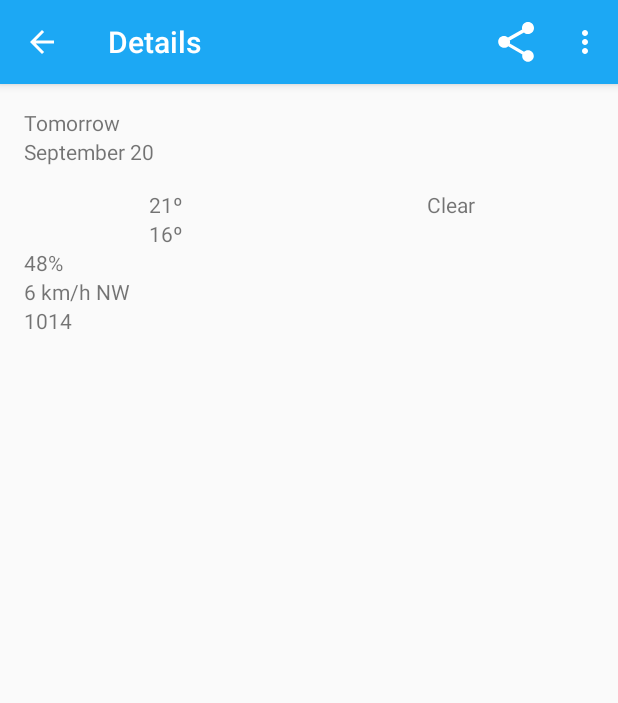
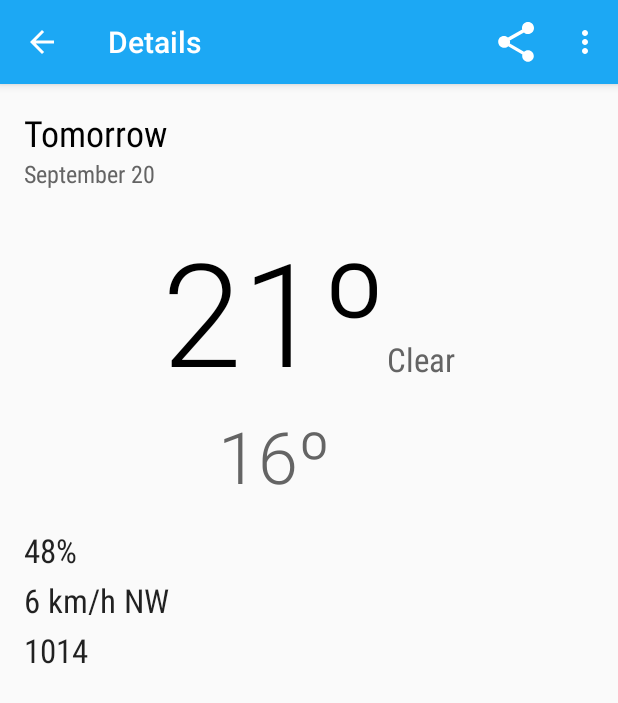
Before and after one commit to GuilleGrande/MySunshine, an Android app: the DetailActivityFragment screen opened directly, with no data from a screen before it, on a phone screen of 412 x 824 dp. Shown: the top 703 px of the screen. Run offline under Robolectric (Android 15) with nearby library versions, the phone set to English and light mode, and no system bars; 1 statement that could not run was skipped.

Commit message:
Final touches to the UX including font sizes and appereance
(APP STILL NOT TESTED ON TABLETS: emulator malfunction?)

```diff
--- a/app/src/main/res/layout/activity_main.xml
+++ b/app/src/main/res/layout/activity_main.xml
@@ -6,7 +6,5 @@
     android:name="com.example.guillermo.mysunshine.ForecastFragment"
     android:layout_width="match_parent"
     android:layout_height="match_parent"
-    android:layout_marginLeft="16dp"
-    android:layout_marginRight="16dp"
     tools:context="com.example.guillermo.mysunshine.ForecastFragment"
     tools:layout="@android:layout/list_content"/>
--- a/app/src/main/res/layout/fragment_detail.xml
+++ b/app/src/main/res/layout/fragment_detail.xml
@@ -6,6 +6,8 @@
     <LinearLayout
         android:layout_width="match_parent"
         android:layout_height="wrap_content"
+        android:layout_gravity="left"
+        android:gravity="center_vertical"
         android:orientation="vertical"
         android:padding="16dp">
 
@@ -14,83 +16,117 @@
             android:id="@+id/detail_day_txtView"
             android:layout_width="wrap_content"
             android:layout_height="wrap_content"
-            android:text="Tomorrow"/>
+            android:fontFamily="sans-serif-condensed"
+            android:text="Tomorrow"
+            android:textColor="@color/black"
+            android:textSize="24sp"/>
 
         <TextView
             android:id="@+id/detail_date_txtView"
             android:layout_width="wrap_content"
             android:layout_height="wrap_content"
-            android:text="September 20"/>
+            android:fontFamily="sans-serif-condensed"
+            android:text="September 20"
+            android:textColor="@color/grey_700"
+            android:textSize="16sp"/>
 
         <!-- Main content: high, low, art, weather state -->
         <LinearLayout
             android:layout_width="match_parent"
             android:layout_height="match_parent"
             android:layout_marginTop="16dp"
+            android:gravity="center_horizontal"
             android:orientation="horizontal">
 
             <LinearLayout
-                android:layout_width="0dp"
-                android:layout_weight="1"
+                android:layout_width="wrap_content"
                 android:layout_height="wrap_content"
+                android:gravity="left"
                 android:orientation="vertical">
 
                 <TextView
                     android:id="@+id/detail_high_txtView"
                     android:layout_width="wrap_content"
                     android:layout_height="wrap_content"
+                    android:fontFamily="sans-serif-light"
                     android:text="21º"
-                    android:layout_gravity="center_horizontal"/>
+                    android:textColor="@color/black"
+                    android:textSize="96sp"/>
 
                 <TextView
                     android:id="@+id/detail_low_txtView"
                     android:layout_width="wrap_content"
                     android:layout_height="wrap_content"
+                    android:layout_gravity="center_horizontal"
+                    android:fontFamily="sans-serif-light"
                     android:text="16º"
-                    android:layout_gravity="center_horizontal"/>
+                    android:textColor="@color/grey_700"
+                    android:textSize="48sp"/>
 
             </LinearLayout>
 
             <LinearLayout
-                android:layout_width="0dp"
-                android:layout_weight="1"
+                android:layout_width="wrap_content"
                 android:layout_height="wrap_content"
+                android:layout_gravity="center"
+                android:gravity="center_horizontal"
                 android:orientation="vertical">
 
                 <ImageView
                     android:id="@+id/detail_icon"
                     android:layout_width="wrap_content"
-                    android:layout_height="wrap_content"
-                    android:layout_gravity="center_horizontal"/>
+                    android:layout_height="wrap_content" />
 
                 <TextView
                     android:id="@+id/detail_forecast_txtView"
                     android:layout_width="wrap_content"
                     android:layout_height="wrap_content"
+                    android:fontFamily="sans-serif-condensed"
                     android:text="Clear"
-                    android:layout_gravity="center_horizontal"/>
+                    android:textAppearance="?android:textAppearanceLarge"
+                    android:textColor="@color/grey_700"/>
 
             </LinearLayout>
 
         </LinearLayout>
 
         <!-- Humidity, wind, pressure -->
+
+        <LinearLayout
+            android:layout_width="match_parent"
+            android:layout_height="match_parent"
+            android:layout_marginRight="0dp"
+            android:layout_marginTop="16dp"
+            android:orientation="vertical">
+
             <TextView
                 android:id="@+id/detail_humidity_txtView"
                 android:layout_width="match_parent"
                 android:layout_height="wrap_content"
-            android:text="48%"/>
+                android:fontFamily="sans-serif-condensed"
+                android:text="48%"
+                android:textAppearance="?android:textAppearanceLarge"/>
 
             <TextView
                 android:id="@+id/detail_wind_txtView"
                 android:layout_width="match_parent"
                 android:layout_height="wrap_content"
-            android:text="6 km/h NW"/>
+                android:layout_marginTop="4dp"
+                android:fontFamily="sans-serif-condensed"
+                android:text="6 km/h NW"
+                android:textAppearance="?android:textAppearanceLarge"/>
 
             <TextView
                 android:id="@+id/detail_pressure_txtView"
                 android:layout_width="match_parent"
                 android:layout_height="wrap_content"
-            android:text="1014"/>
+                android:layout_marginTop="4dp"
+                android:fontFamily="sans-serif-condensed"
+                android:text="1014"
+                android:textAppearance="?android:textAppearanceLarge"/>
+
         </LinearLayout>
+
+    </LinearLayout>
+
 </ScrollView>
--- a/app/src/main/res/values/colors.xml
+++ b/app/src/main/res/values/colors.xml
@@ -1,6 +1,9 @@
 <?xml version="1.0" encoding="utf-8"?>
 <resources>
+    <color name="white">#FFFFFF</color>
     <color name="grey">#cccccc</color>
+    <color name="grey_700">#646464</color>
+    <color name="black">#000000</color>
     <color name="sunshine_light_blue">#ff64c2f4</color>
     <color name="sunshine_blue">#ff1ca8f4</color>
     <color name="sunshine_dark_blue">#0288d1</color>
```
Also changed, not shown: app/src/main/res/drawable-v21/today_touch_selector.xml (added, +25 -0 lines), app/src/main/res/drawable/touch_selector.xml (+6 -1 lines), app/src/main/res/layout/content_main.xml (+3 -6 lines), app/src/main/res/layout/fragment_detail_wide.xml (+24 -0 lines), app/src/main/res/layout/list_item_forecast.xml (+35 -17 lines), app/src/main/res/layout/list_item_forecast_today.xml (+31 -18 lines). Lines whose indentation alone changed are shown as unchanged.
